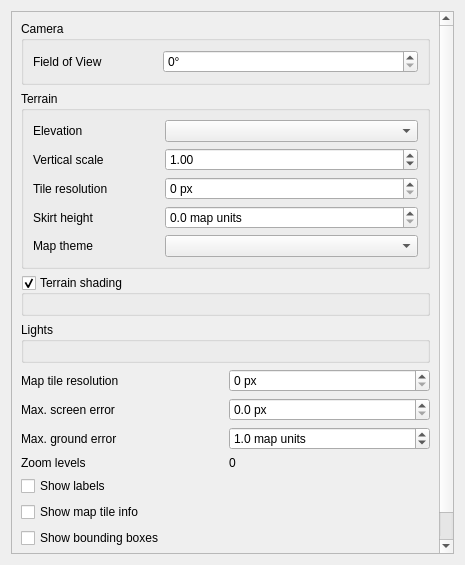
Old version of the form src/ui/3d/map3dconfigwidget.ui in the repository carsmie/QGIS.
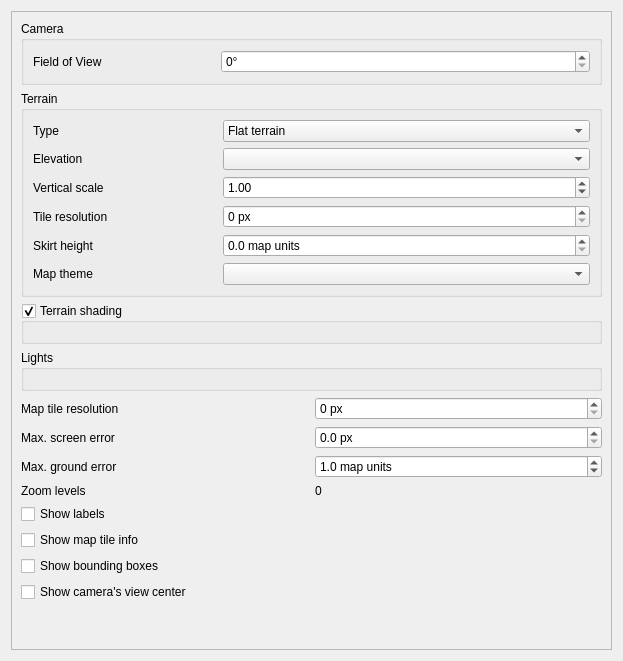
New version of the form. Custom widgets are drawn as their Qt base class.

Commit message:
[FEATURE][3d] Add option to use terrain data from online service
This adds support for elevation tiles (using web mercator tiling)
in "terrarium" format produced by Mapzen tools and publicly hosted by AWS.

Terrain tiles are downloaded just like ordinary XYZ tiles, then the elevations
are decoded from RGB colors and finally resampled to whatever terrain tile resolution
and CRS is used by the project.

```diff
--- a/src/ui/3d/map3dconfigwidget.ui
+++ b/src/ui/3d/map3dconfigwidget.ui
@@ -6,8 +6,8 @@
    <rect>
     <x>0</x>
     <y>0</y>
-    <width>465</width>
-    <height>565</height>
+    <width>623</width>
+    <height>661</height>
    </rect>
   </property>
   <property name="windowTitle">
@@ -23,9 +23,9 @@
       <property name="geometry">
        <rect>
         <x>0</x>
-        <y>-303</y>
+        <y>0</y>
         <width>557</width>
-        <height>1004</height>
+        <height>1298</height>
        </rect>
       </property>
       <layout class="QVBoxLayout" name="verticalInnerLayout">
@@ -64,55 +64,24 @@
           <string>Terrain</string>
          </property>
          <layout class="QGridLayout" name="gridLayout1">
-          <item row="2" column="0">
-           <widget class="QLabel" name="label_10">
-            <property name="text">
-             <string>Tile resolution</string>
-            </property>
-           </widget>
-          </item>
-          <item row="0" column="0">
-           <widget class="QLabel" name="label">
+          <item row="1" column="0">
+           <widget class="QLabel" name="labelTerrainLayer">
             <property name="text">
              <string>Elevation</string>
             </property>
            </widget>
           </item>
-          <item row="0" column="1" colspan="2">
-           <widget class="QgsMapLayerComboBox" name="cboTerrainLayer"/>
-          </item>
-          <item row="1" column="0">
-           <widget class="QLabel" name="label_2">
-            <property name="text">
-             <string>Vertical scale</string>
-            </property>
-           </widget>
-          </item>
-          <item row="1" column="1" colspan="2">
-           <widget class="QgsDoubleSpinBox" name="spinTerrainScale">
-            <property name="value">
-             <double>1.000000000000000</double>
-            </property>
-           </widget>
-          </item>
-          <item row="2" column="1" colspan="2">
-           <widget class="QgsSpinBox" name="spinTerrainResolution">
-            <property name="suffix">
-             <string> px</string>
-            </property>
-            <property name="maximum">
-             <number>4096</number>
-            </property>
-           </widget>
-          </item>
-          <item row="3" column="0">
-           <widget class="QLabel" name="label_8">
+          <item row="4" column="0">
+           <widget class="QLabel" name="labelTerrainSkirtHeight">
             <property name="text">
              <string>Skirt height</string>
             </property>
            </widget>
           </item>
-          <item row="3" column="1" colspan="2">
+          <item row="1" column="1" colspan="2">
+           <widget class="QgsMapLayerComboBox" name="cboTerrainLayer"/>
+          </item>
+          <item row="4" column="1" colspan="2">
            <widget class="QgsDoubleSpinBox" name="spinTerrainSkirtHeight">
             <property name="suffix">
              <string> map units</string>
@@ -128,20 +97,77 @@
             </property>
            </widget>
           </item>
-          <item row="4" column="0">
-           <widget class="QLabel" name="label_9">
+          <item row="3" column="0">
+           <widget class="QLabel" name="labelTerrainResolution">
+            <property name="text">
+             <string>Tile resolution</string>
+            </property>
+           </widget>
+          </item>
+          <item row="3" column="1" colspan="2">
+           <widget class="QgsSpinBox" name="spinTerrainResolution">
+            <property name="suffix">
+             <string> px</string>
+            </property>
+            <property name="maximum">
+             <number>4096</number>
+            </property>
+           </widget>
+          </item>
+          <item row="5" column="0">
+           <widget class="QLabel" name="labelTerrainMapTheme">
             <property name="text">
              <string>Map theme</string>
             </property>
            </widget>
           </item>
-          <item row="4" column="1" colspan="2">
+          <item row="2" column="0">
+           <widget class="QLabel" name="labelTerrainScale">
+            <property name="text">
+             <string>Vertical scale</string>
+            </property>
+           </widget>
+          </item>
+          <item row="2" column="1" colspan="2">
+           <widget class="QgsDoubleSpinBox" name="spinTerrainScale">
+            <property name="value">
+             <double>1.000000000000000</double>
+            </property>
+           </widget>
+          </item>
+          <item row="5" column="1" colspan="2">
            <widget class="QComboBox" name="cboTerrainMapTheme">
             <property name="editable">
              <bool>false</bool>
             </property>
            </widget>
           </item>
+          <item row="0" column="0">
+           <widget class="QLabel" name="labelTerrainType">
+            <property name="text">
+             <string>Type</string>
+            </property>
+           </widget>
+          </item>
+          <item row="0" column="1" colspan="2">
+           <widget class="QComboBox" name="cboTerrainType">
+            <item>
+             <property name="text">
+              <string>Flat terrain</string>
+             </property>
+            </item>
+            <item>
+             <property name="text">
+              <string>DEM (Raster layer)</string>
+             </property>
+            </item>
+            <item>
+             <property name="text">
+              <string>Online</string>
+             </property>
+            </item>
+           </widget>
+          </item>
          </layout>
         </widget>
        </item>
```
Left out of the diff: 8 changed lines with no effect on the pictures. The commit also changes 14 other files.
